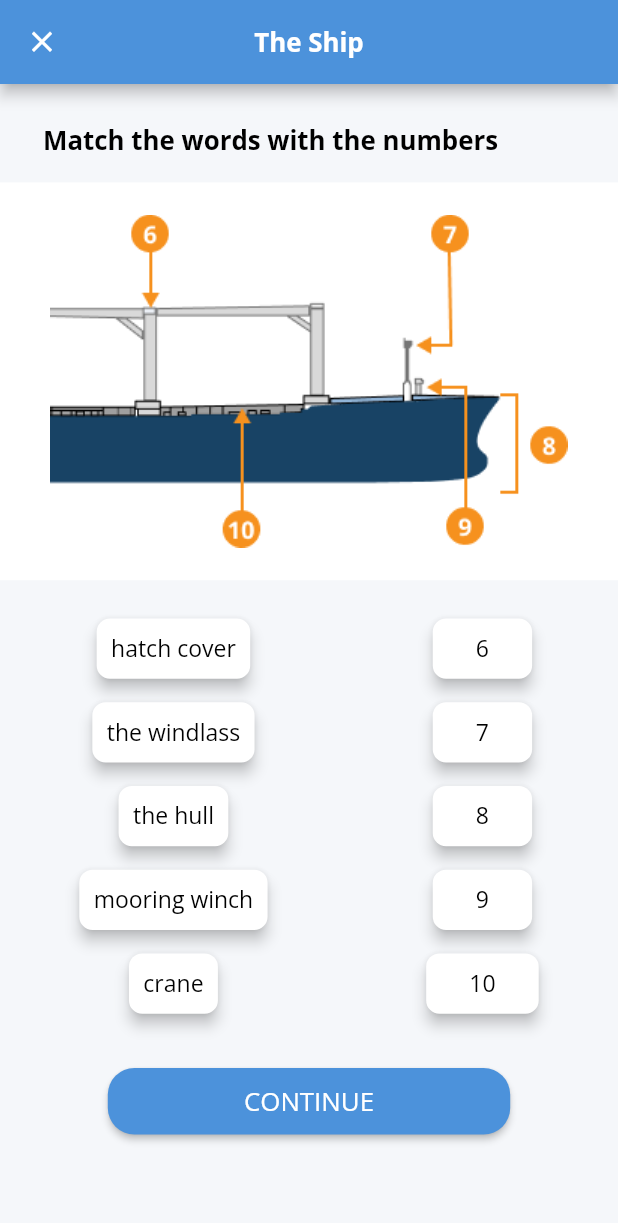
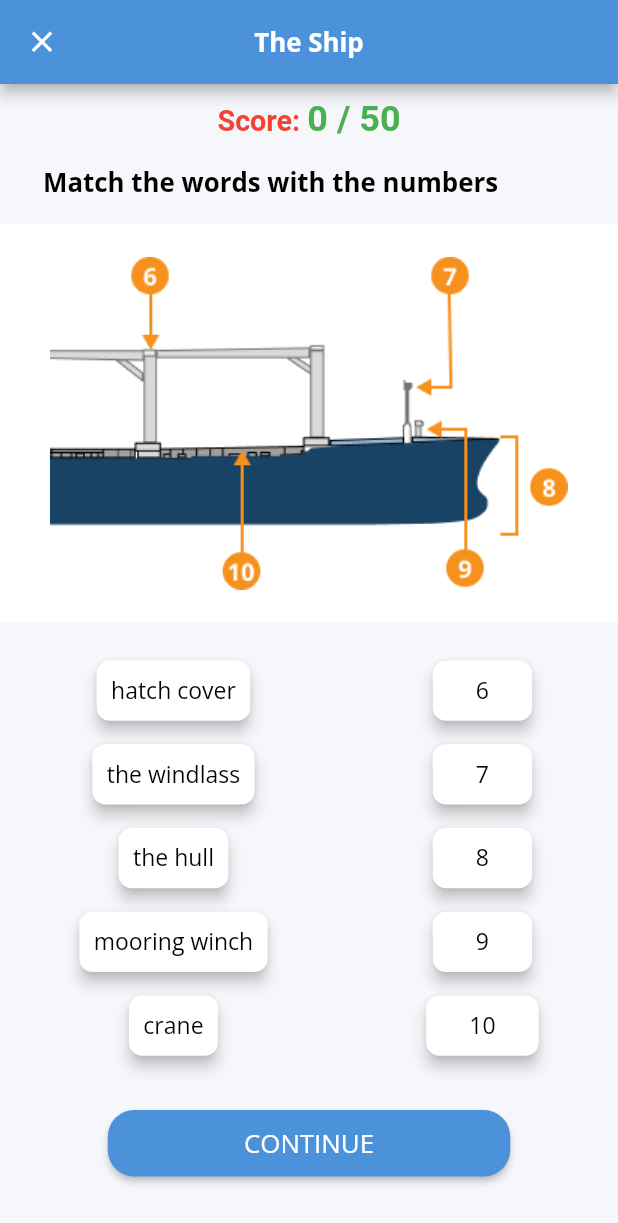
Before and after one commit to eliascalzone/maritimeEnglish-Flutter, a Flutter app: the ShipExercise screen opened directly, after a tap on "CONTINUE", on a phone screen of 412 x 824 dp. Shown: the top 1223 px of the screen. Run offline on Flutter 3.47's test engine with Material 2 defaults, Android fonts, the phone set to English and light mode, and no system bars; our stand-ins replace animated_splash_screen, audioplayers, flutter_screenutil, flutter_tts, google_fonts, lottie and 1 more; missing offline and left inert: flutter_sound.

Commit message:
add the score for theship exercise, not finished

```diff
--- a/lib/celebrate.dart
+++ b/lib/celebrate.dart
@@ -3,8 +3,8 @@ import 'package:fluttermaritime/radiocompage.dart';
 import 'package:lottie/lottie.dart';
 import 'package:flutter_screenutil/flutter_screenutil.dart';
 
-class Celebrate1 extends StatelessWidget {
-  const Celebrate1({super.key});
+class Celebrate extends StatelessWidget {
+  const Celebrate({super.key});
 
   @override
   Widget build(BuildContext context) {
--- a/lib/theshipex.dart
+++ b/lib/theshipex.dart
@@ -13,8 +13,8 @@ class ShipExercise extends StatefulWidget {
 }
 
 class _ShipExerciseState extends State<ShipExercise> {
+  int score = 0;
   List<Map<String, List<ShipPart>>> shiplist = [];
-
   List<ShipPart> list1 = [
     ShipPart('radar scanner', '1'),
     ShipPart('radio antenna', '2'),
@@ -102,6 +102,7 @@ class _ShipExerciseState extends State<ShipExercise> {
   }
 
   initGame() {
+    score = 0;
     shiplist = [
       {'images/pic1.png': list1},
       {'images/pic2.png': list2},
@@ -125,7 +126,7 @@ class _ShipExerciseState extends State<ShipExercise> {
       if (currentIndex == shiplist.length) {
         Navigator.pushAndRemoveUntil(
             context,
-            MaterialPageRoute(builder: (context) => Celebrate1()),
+            MaterialPageRoute(builder: (context) => Celebrate()),
             ((route) => route.isFirst));
         restartGame();
         setState(() {});
@@ -208,6 +209,20 @@ class _ShipExerciseState extends State<ShipExercise> {
           ),
           child: Column(
             children: [
+              Text.rich(TextSpan(children: [
+                TextSpan(
+                    text: "Score: ",
+                    style: TextStyle(
+                        color: Colors.red,
+                        fontSize: 20.sp,
+                        fontWeight: FontWeight.bold)),
+                TextSpan(
+                    text: "$score" + " / 50",
+                    style: TextStyle(
+                        color: Colors.green,
+                        fontSize: 25.sp,
+                        fontWeight: FontWeight.bold))
+              ])),
               ListTile(
                   contentPadding: EdgeInsets.only(left: 30.sp),
                   title: Text(
@@ -297,6 +312,11 @@ class _ShipExerciseState extends State<ShipExercise> {
                                             .values
                                             .first
                                             .remove(receivedItem);
+                                        score += 1;
+                                      });
+                                    } else {
+                                      setState(() {
+                                        score -= 1;
                                       });
                                     }
                                   });
```
